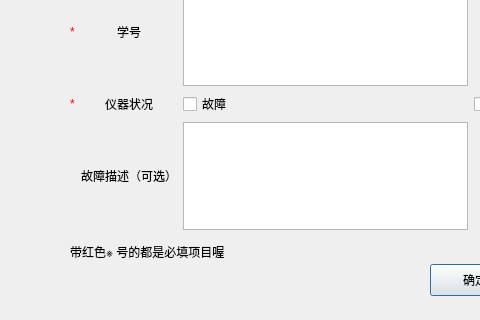
The window that reporter.ui (nujabse/PyMonitor) describes before a commit, drawn with Qt 5; both pictures show x 0 to 480 and y 176 to 496 of the 567 by 496 pixel window.
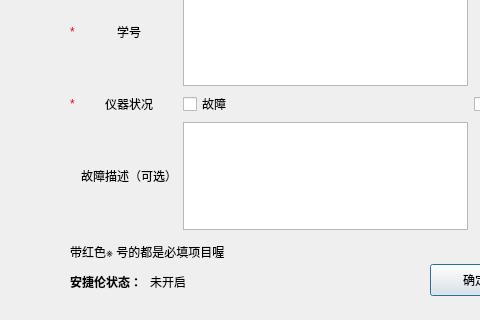
The same window after the commit.

Commit message: Fully support for process information monitoring.

```diff
--- a/reporter.ui
+++ b/reporter.ui
@@ -174,6 +174,38 @@
     <string>确定</string>
    </property>
   </widget>
+  <widget class="QLabel" name="label_10">
+   <property name="geometry">
+    <rect>
+     <x>70</x>
+     <y>450</y>
+     <width>71</width>
+     <height>16</height>
+    </rect>
+   </property>
+   <property name="font">
+    <font>
+     <weight>75</weight>
+     <bold>true</bold>
+    </font>
+   </property>
+   <property name="text">
+    <string>安捷伦状态：</string>
+   </property>
+  </widget>
+  <widget class="QLabel" name="device_state">
+   <property name="geometry">
+    <rect>
+     <x>150</x>
+     <y>450</y>
+     <width>71</width>
+     <height>16</height>
+    </rect>
+   </property>
+   <property name="text">
+    <string>未开启</string>
+   </property>
+  </widget>
  </widget>
  <resources/>
  <connections/>
```
The commit also changes 2 other files.
